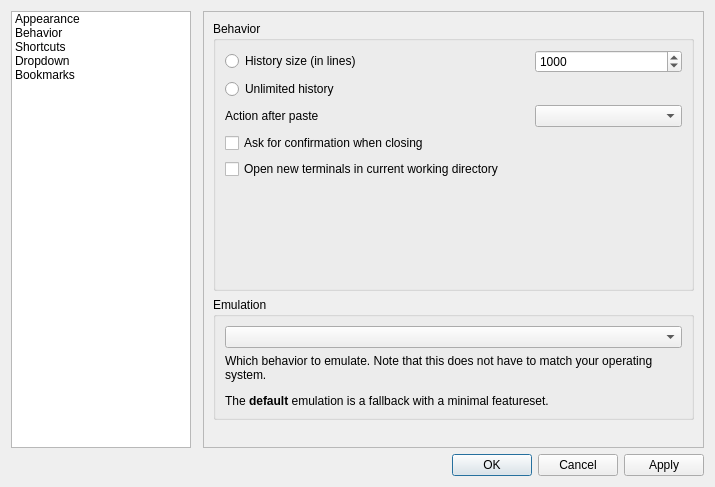
Before: the Qt Designer form src/forms/propertiesdialog.ui in lxqt/qterminal, drawn with Qt 5.
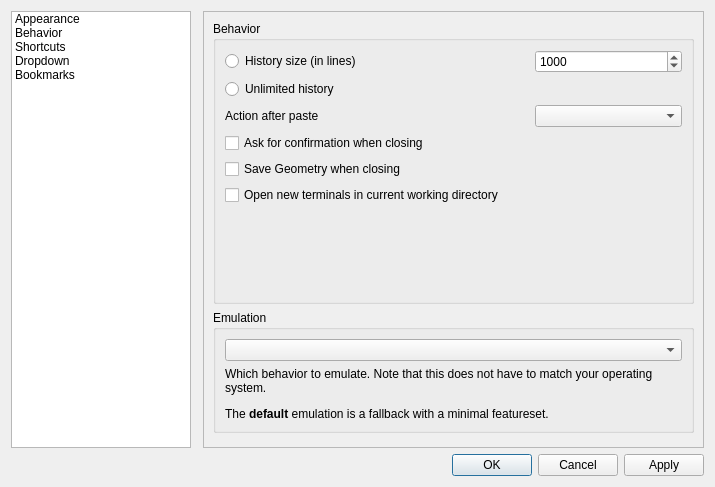
After: the same form once the commit is applied. The open tabs and pages were chosen to show the change.

Commit message: add save geometry on exit

What changed in the file:
```diff
--- a/src/forms/propertiesdialog.ui
+++ b/src/forms/propertiesdialog.ui
@@ -364,7 +364,7 @@
             </property>
            </widget>
           </item>
-          <item row="5" column="1">
+          <item row="6" column="1">
            <spacer name="verticalSpacer_4">
             <property name="orientation">
              <enum>Qt::Vertical</enum>
@@ -377,13 +377,20 @@
             </property>
            </spacer>
           </item>
-          <item row="4" column="0" colspan="3">
+          <item row="5" column="0" colspan="3">
            <widget class="QCheckBox" name="useCwdCheckBox">
             <property name="text">
              <string>Open new terminals in current working directory</string>
             </property>
            </widget>
           </item>
+          <item row="4" column="0" colspan="3">
+           <widget class="QCheckBox" name="saveGeomOnExitCheckBox">
+            <property name="text">
+             <string>Save Geometry when closing</string>
+            </property>
+           </widget>
+          </item>
           <item row="3" column="0" colspan="3">
            <widget class="QCheckBox" name="askOnExitCheckBox">
             <property name="text">
```
The commit also changes 3 other files.
